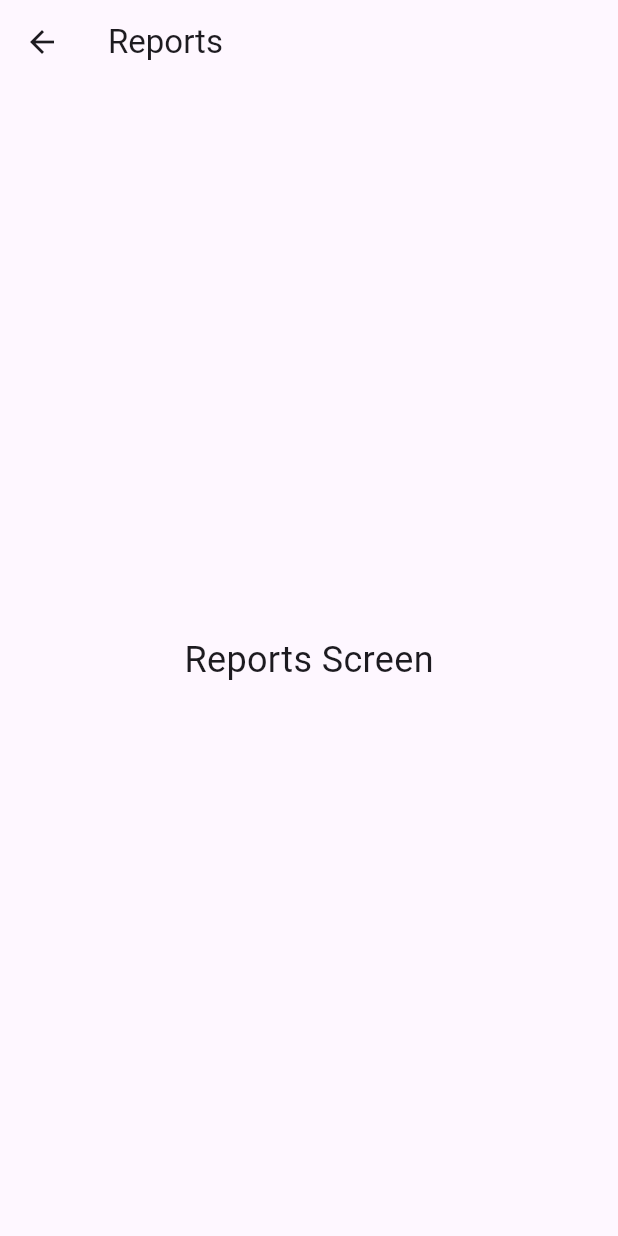
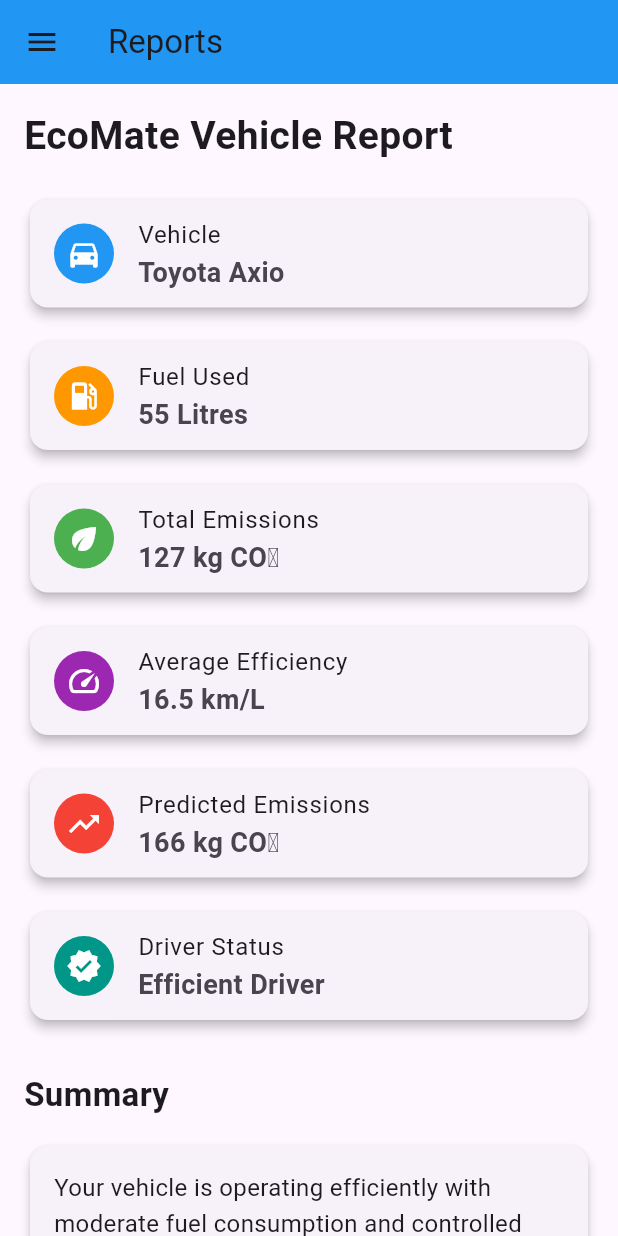
Before and after one commit to Delfine254/EcoMate-Fuel-Emission-Tracker, a Flutter app: the ReportsScreen screen opened directly, on a phone screen of 412 x 824 dp. Run offline on Flutter 3.47's test engine with Material 3 defaults, Android fonts, the phone set to English and light mode, and no system bars.

Commit message:
Added reports dashboard with export placeholder

```diff
--- a/lib/main.dart
+++ b/lib/main.dart
@@ -7,6 +7,7 @@
 import "screens/analytics/analytics_screen.dart";
 import "screens/predictions/predictions_screen.dart";
 import "screens/recommendations/recommendations_screen.dart";
+import "screens/reports/reports_screen.dart";
 
 void main() {
   runApp(const MyApp());
@@ -21,7 +22,7 @@
     return MaterialApp(
       debugShowCheckedModeBanner: false,
       title: 'Ecomate',
-      home: const RecommendationsScreen(),
+      home: const ReportsScreen(),
     );
   }
 }
--- a/lib/screens/reports/reports_screen.dart
+++ b/lib/screens/reports/reports_screen.dart
@@ -1,4 +1,5 @@
 import 'package:flutter/material.dart';
+import '../../widgets/custom_drawer.dart';
 
 class ReportsScreen extends StatelessWidget {
   const ReportsScreen({super.key});
@@ -7,13 +8,166 @@
   Widget build(BuildContext context) {
     return Scaffold(
       appBar: AppBar(
-        title: Text('Reports'),
+        title: const Text('Reports'),
+        backgroundColor: Colors.blue,
       ),
 
-      body: Center(
-        child: Text(
-          'Reports Screen',
-          style: TextStyle(fontSize: 24),
+      drawer: const CustomDrawer(),
+
+      body: SingleChildScrollView(
+        padding: const EdgeInsets.all(16),
+
+        child: Column(
+          crossAxisAlignment: CrossAxisAlignment.start,
+
+          children: [
+
+            const Text(
+              'EcoMate Vehicle Report',
+              style: TextStyle(
+                fontSize: 26,
+                fontWeight: FontWeight.bold,
+              ),
+            ),
+
+            const SizedBox(height: 20),
+
+            _buildReportCard(
+              Icons.directions_car,
+              Colors.blue,
+              'Vehicle',
+              'Toyota Axio',
+            ),
+
+            const SizedBox(height: 15),
+
+            _buildReportCard(
+              Icons.local_gas_station,
+              Colors.orange,
+              'Fuel Used',
+              '55 Litres',
+            ),
+
+            const SizedBox(height: 15),
+
+            _buildReportCard(
+              Icons.eco,
+              Colors.green,
+              'Total Emissions',
+              '127 kg CO₂',
+            ),
+
+            const SizedBox(height: 15),
+
+            _buildReportCard(
+              Icons.speed,
+              Colors.purple,
+              'Average Efficiency',
+              '16.5 km/L',
+            ),
+
+            const SizedBox(height: 15),
+
+            _buildReportCard(
+              Icons.trending_up,
+              Colors.red,
+              'Predicted Emissions',
+              '166 kg CO₂',
+            ),
+
+            const SizedBox(height: 15),
+
+            _buildReportCard(
+              Icons.verified,
+              Colors.teal,
+              'Driver Status',
+              'Efficient Driver',
+            ),
+
+            const SizedBox(height: 30),
+
+            const Text(
+              'Summary',
+              style: TextStyle(
+                fontSize: 22,
+                fontWeight: FontWeight.bold,
+              ),
+            ),
+
+            const SizedBox(height: 15),
+
+            Card(
+              elevation: 3,
+
+              child: const Padding(
+                padding: EdgeInsets.all(16),
+
+                child: Text(
+                  'Your vehicle is operating efficiently with moderate fuel consumption and controlled emissions. Continue regular servicing and maintain smooth driving habits to sustain good performance.',
+                  style: TextStyle(
+                    fontSize: 16,
+                    height: 1.5,
+                  ),
+                ),
+              ),
+            ),
+
+            const SizedBox(height: 25),
+
+            SizedBox(
+              width: double.infinity,
+
+              child: ElevatedButton.icon(
+                onPressed: () {},
+
+                icon: const Icon(Icons.picture_as_pdf),
+
+                label: const Text(
+                  'Export Report (Coming Soon)',
+                ),
+
+                style: ElevatedButton.styleFrom(
+                  backgroundColor: Colors.blue,
+                  foregroundColor: Colors.white,
+                  padding: const EdgeInsets.symmetric(
+                    vertical: 15,
+                  ),
+                ),
+              ),
+            ),
+          ],
+        ),
+      ),
+    );
+  }
+
+  Widget _buildReportCard(
+    IconData icon,
+    Color color,
+    String title,
+    String value,
+  ) {
+    return Card(
+      elevation: 3,
+
+      child: ListTile(
+        leading: CircleAvatar(
+          backgroundColor: color,
+
+          child: Icon(
+            icon,
+            color: Colors.white,
+          ),
+        ),
+
+        title: Text(title),
+
+        subtitle: Text(
+          value,
+          style: const TextStyle(
+            fontSize: 18,
+            fontWeight: FontWeight.bold,
+          ),
         ),
       ),
     );
```
